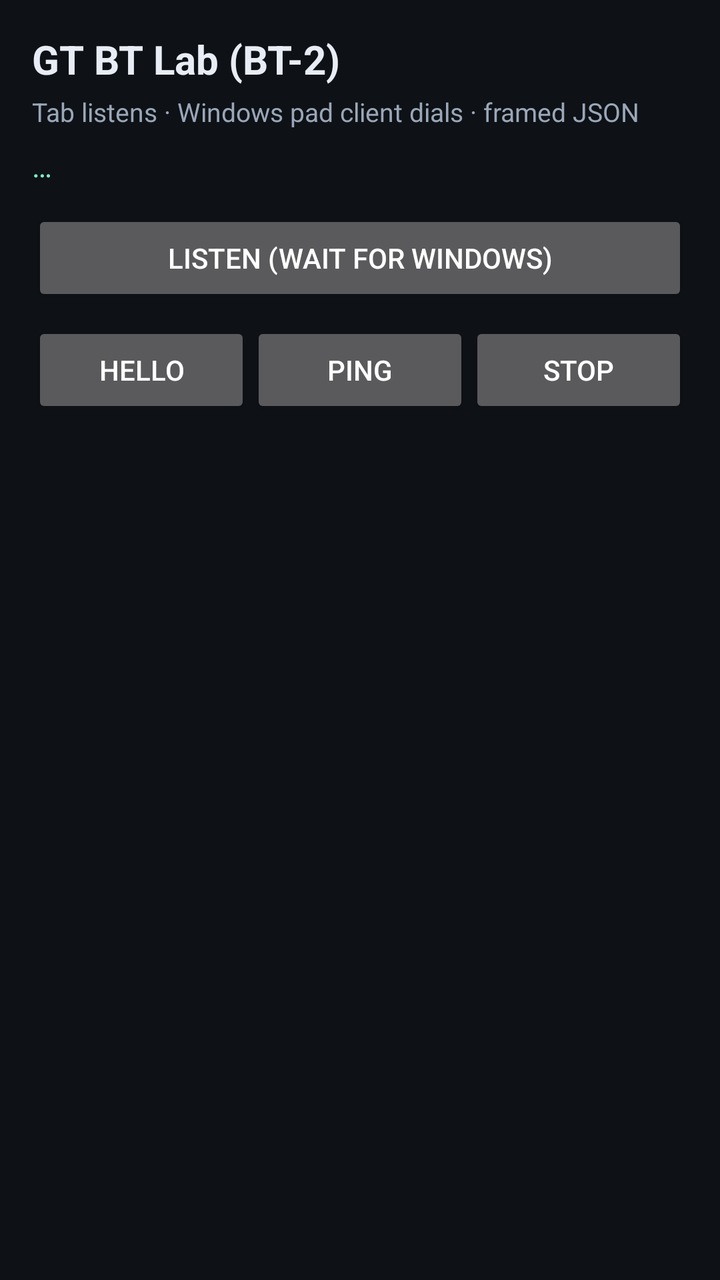
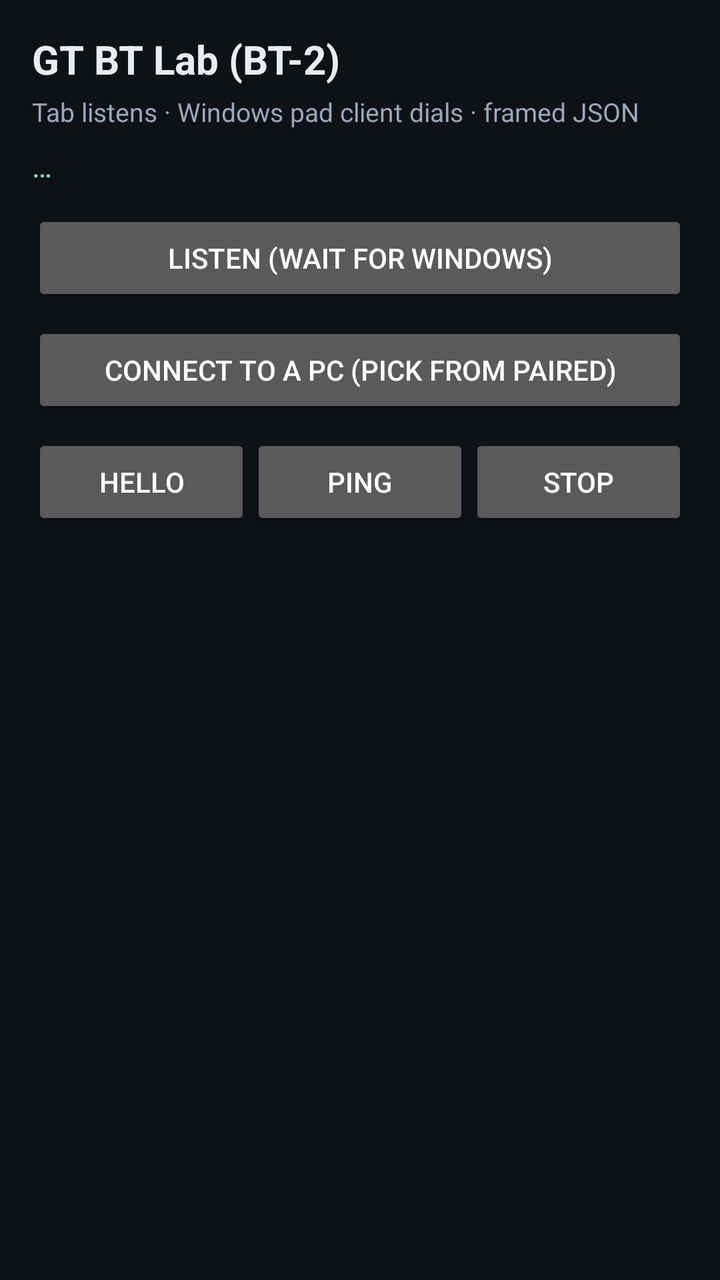

Compare the two renders of this Android layout. The source of the first and the diff that turns it into the second are given below.
<!-- AndroidManifest.xml: activity theme Theme.GalaxyTrackpad -->
<!-- res/layout/activity_bt_lab.xml -->
<?xml version="1.0" encoding="utf-8"?>
<LinearLayout xmlns:android="http://schemas.android.com/apk/res/android"
    android:layout_width="match_parent"
    android:layout_height="match_parent"
    android:orientation="vertical"
    android:background="#0e1116">

    <LinearLayout
        android:id="@+id/btChrome"
        android:layout_width="match_parent"
        android:layout_height="wrap_content"
        android:orientation="vertical"
        android:padding="16dp">

        <TextView
            android:layout_width="match_parent"
            android:layout_height="wrap_content"
            android:text="GT BT Lab (BT-2)"
            android:textColor="#e8edf5"
            android:textSize="20sp"
            android:textStyle="bold" />

        <TextView
            android:layout_width="match_parent"
            android:layout_height="wrap_content"
            android:layout_marginTop="4dp"
            android:text="Tab listens · Windows pad client dials · framed JSON"
            android:textColor="#9aa7b8"
            android:textSize="13sp" />

        <TextView
            android:id="@+id/btStatus"
            android:layout_width="match_parent"
            android:layout_height="wrap_content"
            android:layout_marginTop="8dp"
            android:textColor="#7CF0C2"
            android:textSize="15sp"
            android:text="…" />

        <Button
            android:id="@+id/btListen"
            android:layout_width="match_parent"
            android:layout_height="wrap_content"
            android:layout_marginTop="12dp"
            android:text="Listen (wait for Windows)" />

        <LinearLayout
            android:layout_width="match_parent"
            android:layout_height="wrap_content"
            android:orientation="horizontal"
            android:layout_marginTop="8dp">

            <Button
                android:id="@+id/btHello"
                android:layout_width="0dp"
                android:layout_height="wrap_content"
                android:layout_weight="1"
                android:text="HELLO" />

            <Button
                android:id="@+id/btPing"
                android:layout_width="0dp"
                android:layout_height="wrap_content"
                android:layout_weight="1"
                android:text="PING" />

            <Button
                android:id="@+id/btStop"
                android:layout_width="0dp"
                android:layout_height="wrap_content"
                android:layout_weight="1"
                android:text="Stop" />
        </LinearLayout>
    </LinearLayout>

    <WebView
        android:id="@+id/btPadWeb"
        android:layout_width="match_parent"
        android:layout_height="0dp"
        android:layout_weight="1"
        android:visibility="gone" />

    <ScrollView
        android:id="@+id/btLogScroll"
        android:layout_width="match_parent"
        android:layout_height="0dp"
        android:layout_weight="1"
        android:paddingLeft="16dp"
        android:paddingRight="16dp"
        android:paddingBottom="16dp">

        <TextView
            android:id="@+id/btLog"
            android:layout_width="match_parent"
            android:layout_height="wrap_content"
            android:textColor="#9aa7b8"
            android:textSize="12sp"
            android:typeface="monospace" />
    </ScrollView>
</LinearLayout>
<!-- resources referenced by this layout -->
<resources>
  <style name="Theme.GalaxyTrackpad" parent="Theme.AppCompat.NoActionBar">
          <item name="android:windowBackground">@color/trackpad_bg</item>
          <item name="android:statusBarColor">@color/trackpad_bg</item>
          <item name="android:navigationBarColor">@color/trackpad_bg</item>
          <item name="android:windowFullscreen">true</item>
          <item name="android:windowLayoutInDisplayCutoutMode">shortEdges</item>
      </style>
  <color name="trackpad_bg">#15191F</color>
</resources>

<!-- the commit's change to res/layout/activity_bt_lab.xml (unified diff, before → after) -->
@@ -43,6 +43,13 @@
             android:layout_height="wrap_content"
             android:layout_marginTop="12dp"
             android:text="Listen (wait for Windows)" />
+
+        <Button
+            android:id="@+id/btConnectPc"
+            android:layout_width="match_parent"
+            android:layout_height="wrap_content"
+            android:layout_marginTop="8dp"
+            android:text="Connect to a PC (pick from paired)" />
 
         <LinearLayout
             android:layout_width="match_parent"
